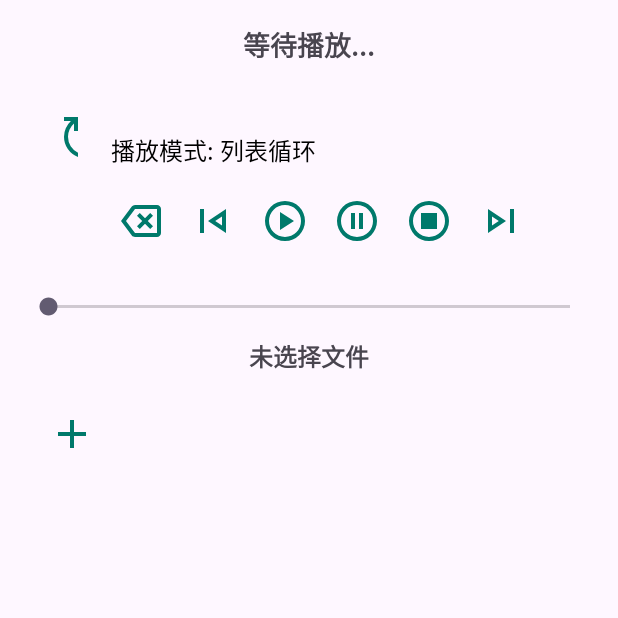
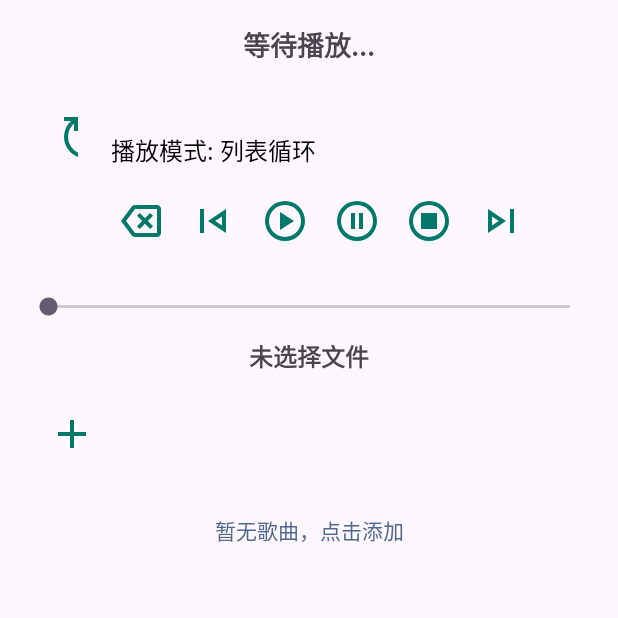
Before and after one commit to Kriemseeley/MusicPlayer, an Android app: the screen it shows after launch (MainActivity), on a phone screen of 412 x 824 dp, the top half of it. Run offline under Robolectric (Android 15) with nearby library versions, the phone set to English and light mode, and no system bars.

Commit message:
simply modify

```diff
--- a/app/src/main/res/layout/item_empty.xml
+++ b/app/src/main/res/layout/item_empty.xml
@@ -1,6 +1,10 @@
 <?xml version="1.0" encoding="utf-8"?>
-<LinearLayout xmlns:android="http://schemas.android.com/apk/res/android"
+<TextView xmlns:android="http://schemas.android.com/apk/res/android"
+    android:id="@+id/tv_empty"
     android:layout_width="match_parent"
-    android:layout_height="match_parent">
-
-</LinearLayout>
+    android:layout_height="56dp"
+    android:gravity="center"
+    android:text="暂无歌曲，点击添加"
+    android:textColor="@color/gray_600"
+    android:textSize="14sp"
+    android:tag="empty_item"/>
--- a/app/src/main/res/values/colors.xml
+++ b/app/src/main/res/values/colors.xml
@@ -4,4 +4,6 @@
     <color name="teal_200">#FF80CBC4</color>
     <color name="teal_700">#FF00796B</color>
     <color name="red_700">#FFD32F2F</color>
+    <color name="gray_600">#4d678e</color>
+    <color name="black">#0e1f30</color>
 </resources>
```
Also changed, not shown: app/src/main/res/layout/song_list.xml (+29 -5 lines).
